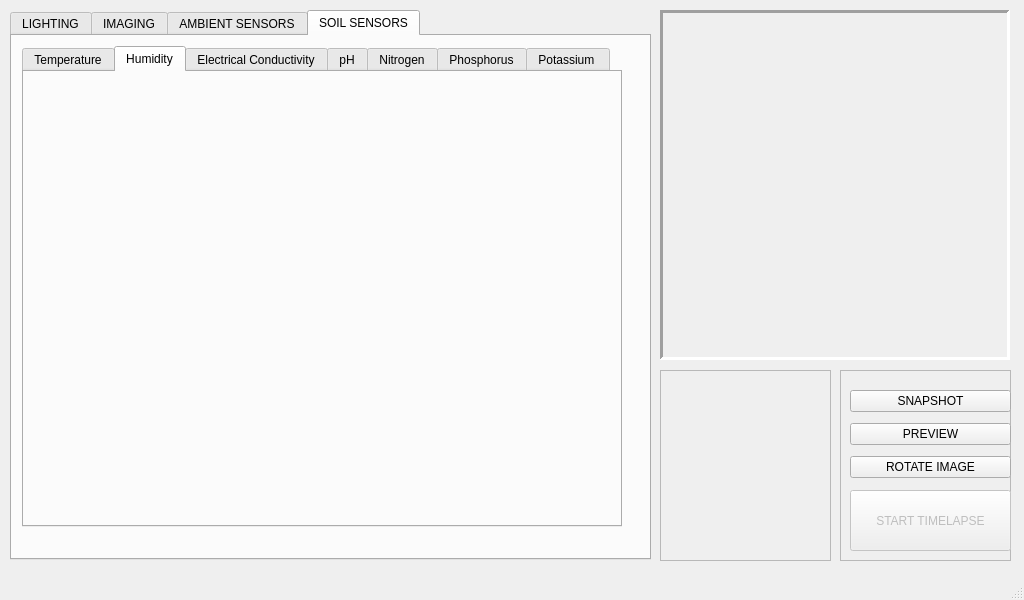
The window that _ui/FlashLapse_Pro.ui (CoCl-Jerry/Flashlapse_Pro_Dev) describes before a commit, drawn with Qt 5.
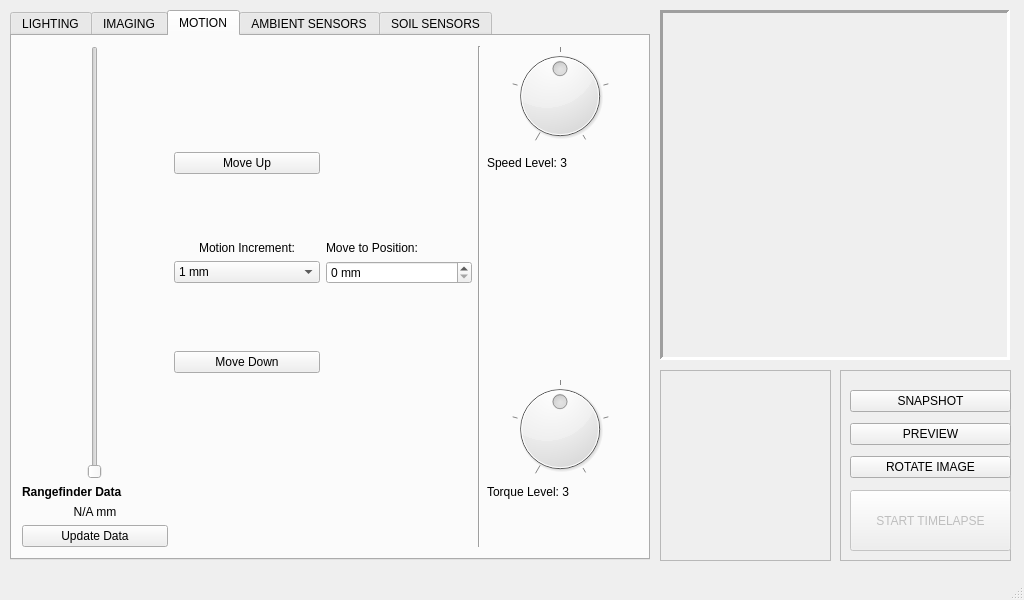
The same window after the commit. The open tabs and pages were chosen to show the change. Icons and pictures are not drawn.

Patch:
```diff
--- a/_ui/FlashLapse_Pro.ui
+++ b/_ui/FlashLapse_Pro.ui
@@ -72,12 +72,12 @@
      <rect>
       <x>10</x>
       <y>10</y>
-      <width>641</width>
+      <width>640</width>
       <height>550</height>
      </rect>
     </property>
     <property name="currentIndex">
-     <number>3</number>
+     <number>2</number>
     </property>
     <widget class="QWidget" name="tab">
      <attribute name="title">
@@ -531,6 +531,216 @@
       </widget>
      </widget>
     </widget>
+    <widget class="QWidget" name="tab_2">
+     <attribute name="title">
+      <string>MOTION</string>
+     </attribute>
+     <widget class="QWidget" name="gridLayoutWidget">
+      <property name="geometry">
+       <rect>
+        <x>10</x>
+        <y>10</y>
+        <width>611</width>
+        <height>501</height>
+       </rect>
+      </property>
+      <layout class="QGridLayout" name="gridLayout">
+       <item row="10" column="0">
+        <widget class="QPushButton" name="pushButton">
+         <property name="text">
+          <string>Update Data</string>
+         </property>
+        </widget>
+       </item>
+       <item row="0" column="4">
+        <widget class="QDial" name="dial">
+         <property name="minimum">
+          <number>1</number>
+         </property>
+         <property name="maximum">
+          <number>5</number>
+         </property>
+         <property name="sliderPosition">
+          <number>3</number>
+         </property>
+         <property name="notchesVisible">
+          <bool>true</bool>
+         </property>
+        </widget>
+       </item>
+       <item row="0" column="2">
+        <spacer name="verticalSpacer_4">
+         <property name="orientation">
+          <enum>Qt::Vertical</enum>
+         </property>
+         <property name="sizeHint" stdset="0">
+          <size>
+           <width>20</width>
+           <height>40</height>
+          </size>
+         </property>
+        </spacer>
+       </item>
+       <item row="9" column="0">
+        <widget class="QLabel" name="label_4">
+         <property name="text">
+          <string>N/A mm</string>
+         </property>
+         <property name="alignment">
+          <set>Qt::AlignCenter</set>
+         </property>
+        </widget>
+       </item>
+       <item row="7" column="4">
+        <widget class="QDial" name="dial_2">
+         <property name="minimum">
+          <number>1</number>
+         </property>
+         <property name="maximum">
+          <number>5</number>
+         </property>
+         <property name="value">
+          <number>3</number>
+         </property>
+         <property name="notchesVisible">
+          <bool>true</bool>
+         </property>
+        </widget>
+       </item>
+       <item row="0" column="0" rowspan="8" alignment="Qt::AlignHCenter">
+        <widget class="QSlider" name="PositionSlider">
+         <property name="orientation">
+          <enum>Qt::Vertical</enum>
+         </property>
+        </widget>
+       </item>
+       <item row="8" column="4">
+        <widget class="QLabel" name="label_7">
+         <property name="text">
+          <string>Torque Level: 3</string>
+         </property>
+        </widget>
+       </item>
+       <item row="8" column="0">
+        <widget class="QLabel" name="label">
+         <property name="text">
+          <string>&lt;html&gt;&lt;head/&gt;&lt;body&gt;&lt;p&gt;&lt;span style=&quot; font-weight:700;&quot;&gt;Rangefinder Data&lt;/span&gt;&lt;/p&gt;&lt;/body&gt;&lt;/html&gt;</string>
+         </property>
+        </widget>
+       </item>
+       <item row="5" column="1">
+        <spacer name="verticalSpacer_6">
+         <property name="orientation">
+          <enum>Qt::Vertical</enum>
+         </property>
+         <property name="sizeHint" stdset="0">
+          <size>
+           <width>20</width>
+           <height>40</height>
+          </size>
+         </property>
+        </spacer>
+       </item>
+       <item row="3" column="1">
+        <widget class="QLabel" name="label_5">
+         <property name="text">
+          <string>Motion Increment:</string>
+         </property>
+         <property name="alignment">
+          <set>Qt::AlignCenter</set>
+         </property>
+        </widget>
+       </item>
+       <item row="2" column="1">
+        <spacer name="verticalSpacer_5">
+         <property name="orientation">
+          <enum>Qt::Vertical</enum>
+         </property>
+         <property name="sizeHint" stdset="0">
+          <size>
+           <width>20</width>
+           <height>40</height>
+          </size>
+         </property>
+        </spacer>
+       </item>
+       <item row="7" column="2">
+        <spacer name="verticalSpacer">
+         <property name="orientation">
+          <enum>Qt::Vertical</enum>
+         </property>
+         <property name="sizeHint" stdset="0">
+          <size>
+           <width>20</width>
+           <height>40</height>
+          </size>
+         </property>
+        </spacer>
+       </item>
+       <item row="6" column="1">
+        <widget class="QPushButton" name="pushButton_3">
+         <property name="text">
+          <string>Move Down</string>
+         </property>
+        </widget>
+       </item>
+       <item row="1" column="1">
+        <widget class="QPushButton" name="pushButton_2">
+         <property name="text">
+          <string>Move Up</string>
+         </property>
+        </widget>
+       </item>
+       <item row="4" column="2">
+        <widget class="QSpinBox" name="spinBox">
+         <property name="suffix">
+          <string> mm</string>
+         </property>
+        </widget>
+       </item>
+       <item row="1" column="4">
+        <widget class="QLabel" name="label_6">
+         <property name="text">
+          <string>Speed Level: 3</string>
+         </property>
+        </widget>
+       </item>
+       <item row="0" column="3" rowspan="11">
+        <widget class="Line" name="line">
+         <property name="orientation">
+          <enum>Qt::Vertical</enum>
+         </property>
+        </widget>
+       </item>
+       <item row="4" column="1">
+        <widget class="QComboBox" name="comboBox">
+         <item>
+          <property name="text">
+           <string>1 mm</string>
+          </property>
+         </item>
+         <item>
+          <property name="text">
+           <string>5 mm</string>
+          </property>
+         </item>
+         <item>
+          <property name="text">
+           <string>10 mm</string>
+          </property>
+         </item>
+        </widget>
+       </item>
+       <item row="3" column="2">
+        <widget class="QLabel" name="label_8">
+         <property name="text">
+          <string>Move to Position:</string>
+         </property>
+        </widget>
+       </item>
+      </layout>
+     </widget>
+    </widget>
     <widget class="QWidget" name="tab_4">
      <attribute name="title">
       <string>AMBIENT SENSORS</string>
```
Left out of the diff: 6 changed lines with no effect on the pictures.
